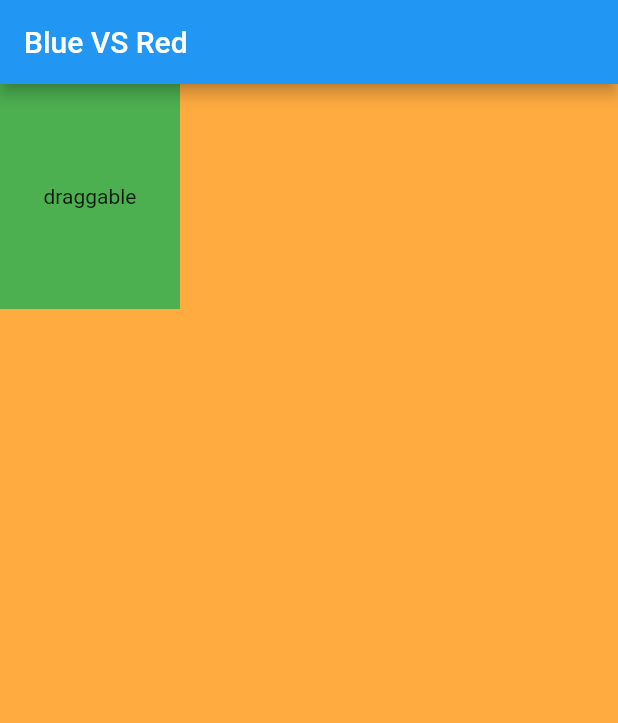
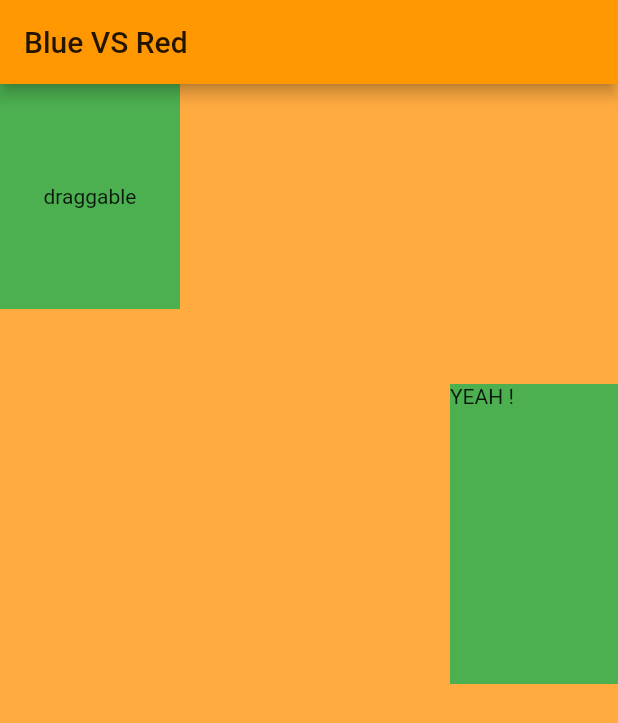
Before and after one commit to hawkbee1/bluevsred, a Flutter app: the screen it shows after launch, on a phone screen of 412 x 824 dp. Shown: the top 723 px of the screen. Run offline on Flutter 3.47's test engine with Material 2 defaults, Android fonts, the phone set to English and light mode, and no system bars.

Commit message:
Add a generic unit to test drag and drop and decide what to do next
an

```diff
--- a/lib/board.dart
+++ b/lib/board.dart
@@ -1,7 +1,8 @@
 import 'package:bluevsred/key_strings.dart';
+import 'package:bluevsred/mapGestureDetector.dart';
 import 'package:bluevsred/testUnit.dart';
+import 'package:bluevsred/unit.dart';
 import 'package:flutter/material.dart';
-
 
 //Board class are the container and stack forming the board/map of the game
 class Board extends StatefulWidget {
@@ -23,6 +24,7 @@ class _BoardState extends State<Board> {
     super.initState();
     _position = widget.offset;
   }
+
   @override
   Widget build(BuildContext context) {
     return Container(
@@ -32,8 +34,11 @@ class _BoardState extends State<Board> {
       child: Stack(
         key: Key(BOARD_STACK),
         children: <Widget>[
+          Unit(),
 //          should use a list from a specific class or a stream in order to respect O of SOLID
-TestUnit(position: _position,),
+          TestUnit(
+            position: _position,
+          ),
         ],
       ),
     );
--- a/lib/main.dart
+++ b/lib/main.dart
@@ -16,7 +16,7 @@ class MyApp extends StatelessWidget {
   @override
   Widget build(BuildContext context) {
     return MaterialApp(
-      title: 'Flutter Demo',
+      title: 'Blue versus Red',
       theme: ThemeData(
         // This is the theme of your application.
         //
@@ -27,7 +27,7 @@ class MyApp extends StatelessWidget {
         // or simply save your changes to "hot reload" in a Flutter IDE).
         // Notice that the counter didn't reset back to zero; the application
         // is not restarted.
-        primarySwatch: Colors.blue,
+        primarySwatch: Colors.orange,
       ),
       home: MyHomePage(title: APPLICATION_TITLE),
     );
@@ -51,7 +51,7 @@ class MyHomePage extends StatelessWidget {
         child: MapGestureDetector(
           key: Key(MAP_GESTURE_DETECTOR),
           position: Offset(0.0, 0.0),
-          child: Board(offset: Offset(0.0,0.0)),
+          child: Board(offset: Offset(0.0, 0.0)),
         ),
       ),
     );
--- /dev/null
+++ b/lib/unit.dart
@@ -0,0 +1,32 @@
+import 'package:bluevsred/unitGestureDetector.dart';
+import 'package:flutter/material.dart';
+
+//Board class are the container and stack forming the board/map of the game
+class Unit extends StatefulWidget {
+  @override
+  _UnitState createState() => _UnitState();
+}
+
+class _UnitState extends State<Unit> {
+  double height = 200.0;
+  double width = 200.0;
+
+  @override
+  void initState() {
+    // TODO: implement initState
+    super.initState();
+  }
+
+  @override
+  Widget build(BuildContext context) {
+    return UnitGestureDetector(
+      position: Offset(300, 200),
+      child: Container(
+        color: Colors.green,
+        height: height,
+        width: height,
+        child: Text('YEAH !'),
+      ),
+    );
+  }
+}
--- /dev/null
+++ b/lib/unitGestureDetector.dart
@@ -0,0 +1,81 @@
+import 'package:bluevsred/key_strings.dart';
+import 'package:flutter/material.dart';
+import 'package:flutter/widgets.dart';
+
+// this zoom object is based on the medium article of Bárbara Watanabe :
+// https://medium.com/@barbswatanabe/zoom-draggable-your-images-with-flutter-a32ac166dadd
+// after some rework we drag and zoom with just one gestureDetector since scale has all we need
+
+class UnitGestureDetector extends StatefulWidget {
+  final Offset position;
+  final Widget child;
+
+  UnitGestureDetector({Key key, this.position, this.child}) : super(key: key);
+  @override
+  _UnitGestureDetectorState createState() => _UnitGestureDetectorState();
+}
+
+class _UnitGestureDetectorState extends State<UnitGestureDetector> {
+  double _zoom;
+  double _previousZoom;
+  Offset _position;
+  Widget _child;
+  Offset _pointerOffset;
+
+  @override
+  void initState() {
+    _zoom = 1.0;
+    _previousZoom = null;
+    _position = widget.position;
+    _child = widget.child;
+    _pointerOffset = Offset(0.0, 0.0);
+    super.initState();
+  }
+
+  @override
+  Widget build(BuildContext context) {
+    return Stack(
+      children: <Widget>[
+        Positioned(
+          left: _position.dx,
+          top: _position.dy,
+          child: Transform.scale(
+            scale: _zoom,
+            child: GestureDetector(
+              key: Key(GESTURE_DETECTOR),
+              onScaleStart: _handleScaleStart,
+              onScaleUpdate: _handleScaleUpdate,
+              onDoubleTap: _handleScaleReset,
+              child: _child,
+            ),
+          ),
+        )
+      ],
+    );
+  }
+
+  void _handleScaleStart(ScaleStartDetails start) {
+    setState(() {
+//      _position is in body coordinates and focalPoint is in screen coordinates. we need to adjust y value with difference between both coordinates
+//    We do the maths also for x just in case
+      _pointerOffset = Offset(start.focalPoint.dx - _position.dx,
+          start.focalPoint.dy - _position.dy);
+      _previousZoom = _zoom;
+    });
+  }
+
+  void _handleScaleUpdate(ScaleUpdateDetails update) {
+    setState(() {
+      _zoom = _previousZoom * update.scale;
+      _position = Offset(update.focalPoint.dx - _pointerOffset.dx,
+          update.focalPoint.dy - _pointerOffset.dy);
+    });
+  }
+
+  void _handleScaleReset() {
+    setState(() {
+      _zoom = 1.0;
+      _position = Offset.zero;
+    });
+  }
+}
```
Also changed, not shown: 2 other files.
